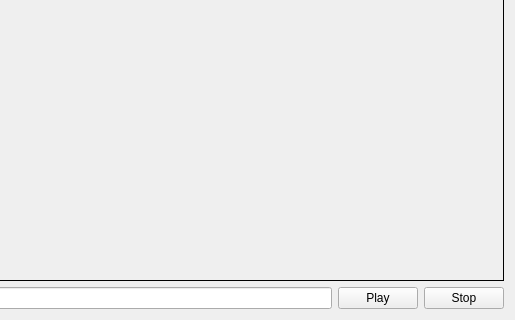
This is MainWindow.ui in raoulh/test_cam_qt as Qt 5 draws it before an edit; both pictures show x 171 to 686 and y 234 to 554 of the 686 by 554 pixel window. The edited form follows.
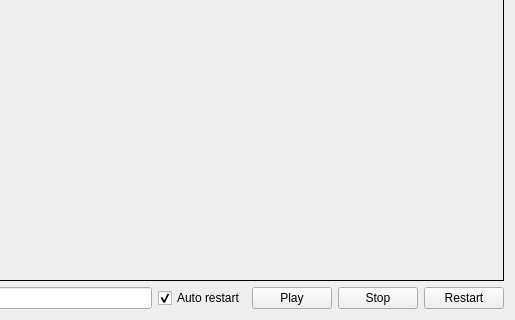
This is the edited form.

```diff
--- a/MainWindow.ui
+++ b/MainWindow.ui
@@ -55,6 +55,16 @@
         </property>
        </widget>
       </item>
+      <item>
+       <widget class="QCheckBox" name="checkBox">
+        <property name="text">
+         <string>Auto restart</string>
+        </property>
+        <property name="checked">
+         <bool>true</bool>
+        </property>
+       </widget>
+      </item>
       <item>
        <widget class="QPushButton" name="pushButtonPlay">
         <property name="sizePolicy">
@@ -81,6 +91,19 @@
         </property>
        </widget>
       </item>
+      <item>
+       <widget class="QPushButton" name="pushButtonRestart">
+        <property name="sizePolicy">
+         <sizepolicy hsizetype="Minimum" vsizetype="Maximum">
+          <horstretch>0</horstretch>
+          <verstretch>0</verstretch>
+         </sizepolicy>
+        </property>
+        <property name="text">
+         <string>Restart</string>
+        </property>
+       </widget>
+      </item>
      </layout>
     </item>
    </layout>
```
